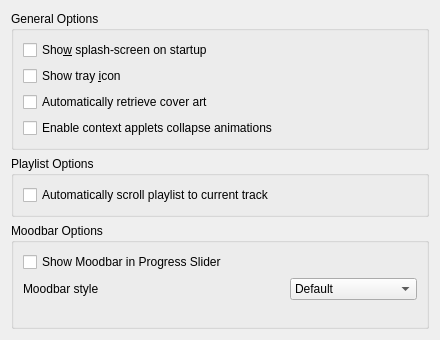
Before: the Qt Designer form src/configdialog/dialogs/GeneralConfig.ui in netrunner-debian-kde-extras/amarok, drawn with Qt 5.
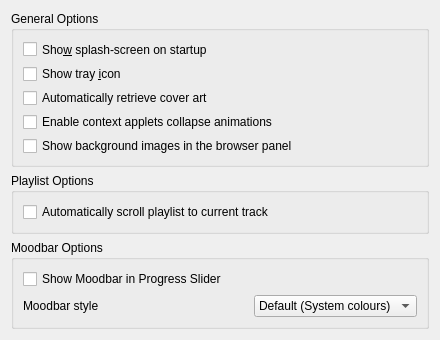
After: the same form once the commit is applied.

```diff
--- a/src/configdialog/dialogs/GeneralConfig.ui
+++ b/src/configdialog/dialogs/GeneralConfig.ui
@@ -75,6 +75,13 @@
         </property>
        </widget>
       </item>
+      <item row="4" column="0">
+       <widget class="QCheckBox" name="kcfg_ShowBrowserBackgroundImage">
+        <property name="text">
+         <string>Show background images in the browser panel</string>
+        </property>
+       </widget>
+      </item>
      </layout>
     </widget>
    </item>
@@ -131,7 +138,7 @@
         </property>
         <item>
          <property name="text">
-          <string>Default</string>
+          <string>Default (System colours)</string>
          </property>
         </item>
         <item>
```
Left out of the diff: 5 changed lines with no effect on the pictures. Lines whose indentation alone changed are shown as unchanged.
